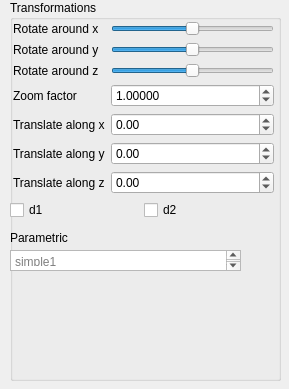
Qt form QtFramework/GUI/SideWidget.ui (AlphaZoneR/Graphics) before a commit.
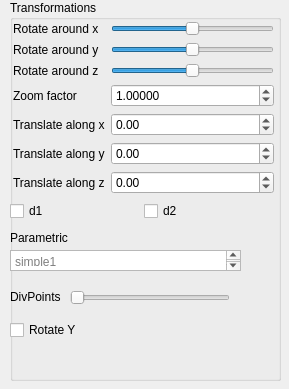
The same form after that commit.

```diff
--- a/QtFramework/GUI/SideWidget.ui
+++ b/QtFramework/GUI/SideWidget.ui
@@ -225,7 +225,7 @@
       <x>0</x>
       <y>200</y>
       <width>261</width>
-      <height>21</height>
+      <height>22</height>
      </rect>
     </property>
     <layout class="QHBoxLayout" name="horizontalLayout">
@@ -274,6 +274,51 @@
      <string>Parametric</string>
     </property>
    </widget>
+   <widget class="QSlider" name="div_points_slider">
+    <property name="geometry">
+     <rect>
+      <x>60</x>
+      <y>290</y>
+      <width>160</width>
+      <height>16</height>
+     </rect>
+    </property>
+    <property name="minimum">
+     <number>200</number>
+    </property>
+    <property name="maximum">
+     <number>1000</number>
+    </property>
+    <property name="orientation">
+     <enum>Qt::Horizontal</enum>
+    </property>
+   </widget>
+   <widget class="QLabel" name="label_9">
+    <property name="geometry">
+     <rect>
+      <x>0</x>
+      <y>290</y>
+      <width>59</width>
+      <height>14</height>
+     </rect>
+    </property>
+    <property name="text">
+     <string>DivPoints</string>
+    </property>
+   </widget>
+   <widget class="QCheckBox" name="rotate_y_check">
+    <property name="geometry">
+     <rect>
+      <x>0</x>
+      <y>320</y>
+      <width>85</width>
+      <height>20</height>
+     </rect>
+    </property>
+    <property name="text">
+     <string>Rotate Y</string>
+    </property>
+   </widget>
   </widget>
  </widget>
  <resources/>
```
